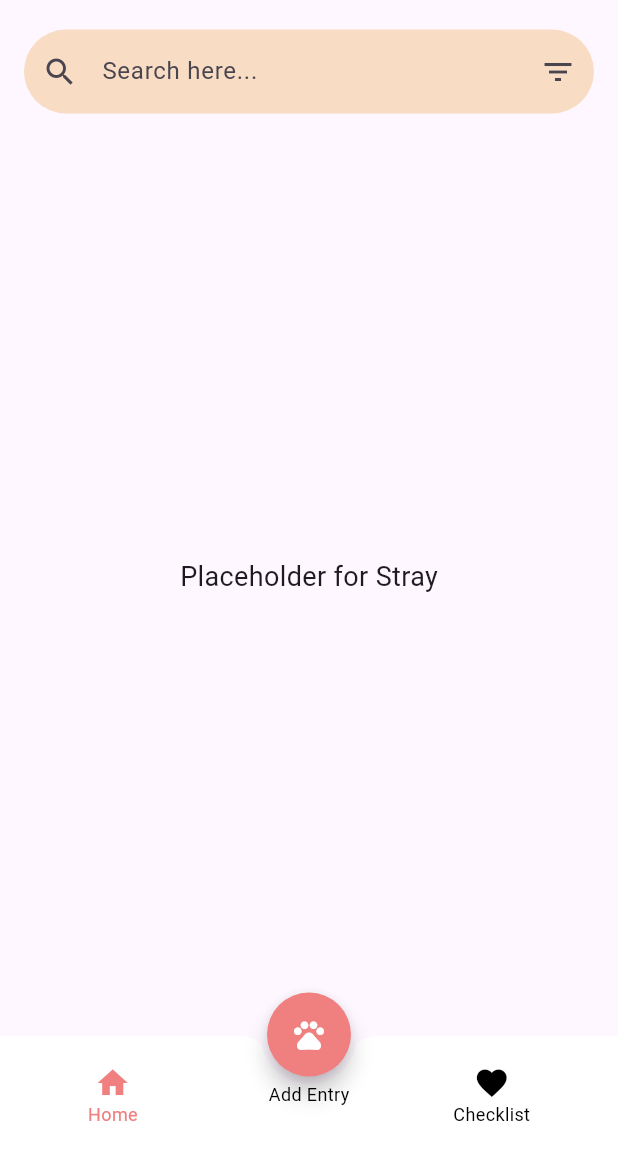
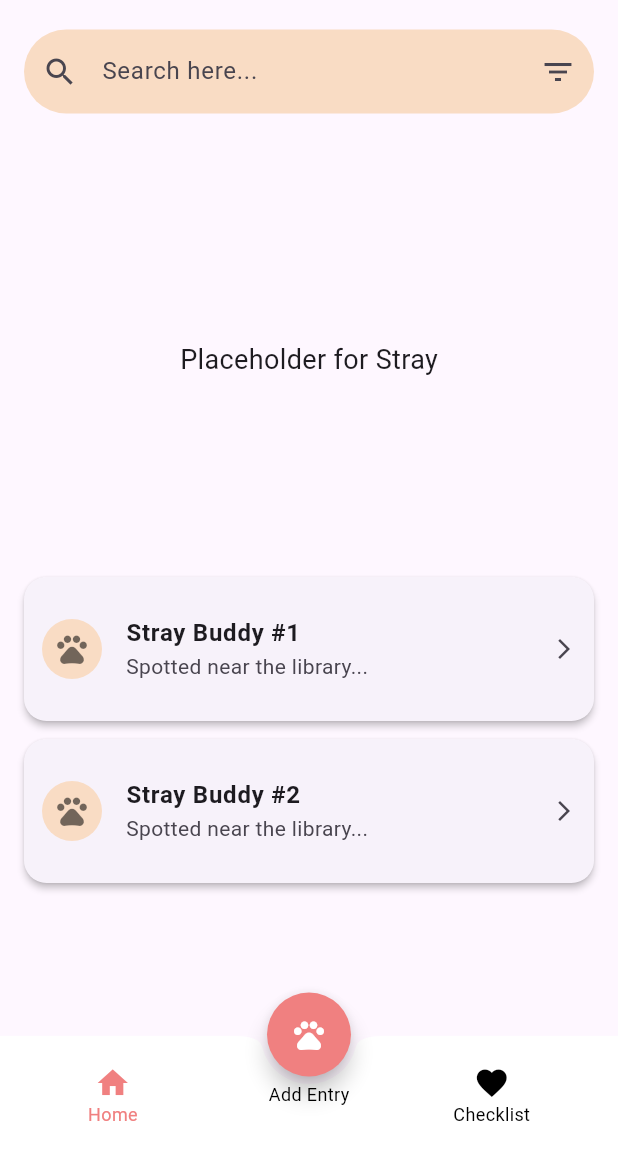
Before and after one commit to smcdelacruz/CMSC156-Embark-App, a Flutter app: the NavBar screen opened by its route, on a phone screen of 412 x 824 dp, the part 80-1236 px from its top. Run offline on Flutter 3.47's test engine with Material 3 defaults, Android fonts, the phone set to English and light mode, and no system bars; our stand-ins replace google_fonts.

Commit message:
feat: Add Edit Entry Page and implement placeholder list of strays in Home Screen (Initial progress)

```diff
--- a/lib/screens/home.dart
+++ b/lib/screens/home.dart
@@ -51,6 +51,41 @@ class HomeScreen extends StatelessWidget {
                 ),
               ),
             ),
+
+            // PLACEHOLDER: List of Added Strays
+            Expanded(
+              child: ListView.builder(
+                itemCount: 2, // Generates 5 placeholder cards so you can test scrolling
+                itemBuilder: (context, index) {
+                  return Card(
+                    elevation: 2,
+                    margin: const EdgeInsets.only(bottom: 12),
+                    shape: RoundedRectangleBorder(
+                      borderRadius: BorderRadius.circular(15),
+                    ),
+                    // ListTile is a great temporary widget for lists
+                    child: ListTile(
+                      contentPadding: const EdgeInsets.all(12),
+                      leading: const CircleAvatar(
+                        backgroundColor: Color(0xFFF9DCC4),
+                        child: Icon(Icons.pets, color: Colors.black54),
+                      ),
+                      title: Text(
+                        "Stray Buddy #${index + 1}",
+                        style: const TextStyle(fontWeight: FontWeight.bold),
+                      ),
+                      subtitle: const Text("Spotted near the library..."),
+                      trailing: const Icon(Icons.arrow_forward_ios, size: 16),
+
+                      // Routing to the Feature Page
+                      onTap: () {
+                        Navigator.pushNamed(context, '/feature');
+                      },
+                    ),
+                  );
+                },
+              ),
+            ),
           ],
         ),
       ),
```
Also changed, not shown: lib/screens/feature_page/edit_entry.dart (added, +21 -0 lines), lib/widgets/remove_confirmation_modal.dart (added).
